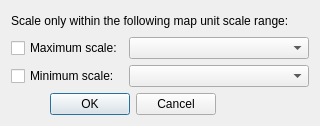
Before: the Qt Designer form src/ui/qgsmapunitscaledialog.ui in carsmie/QGIS, drawn with Qt 5.
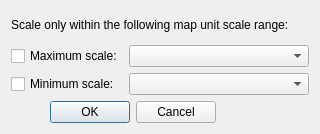
After: the same form once the commit is applied. Icons and pictures are not drawn. Custom widgets are drawn as their Qt base class.

Diff of the .ui file:
```diff
--- a/src/ui/qgsmapunitscaledialog.ui
+++ b/src/ui/qgsmapunitscaledialog.ui
@@ -7,7 +7,7 @@
     <x>0</x>
     <y>0</y>
     <width>320</width>
-    <height>126</height>
+    <height>134</height>
    </rect>
   </property>
   <property name="windowTitle">
```
Left out of the diff: 13 changed lines with no effect on the pictures.
